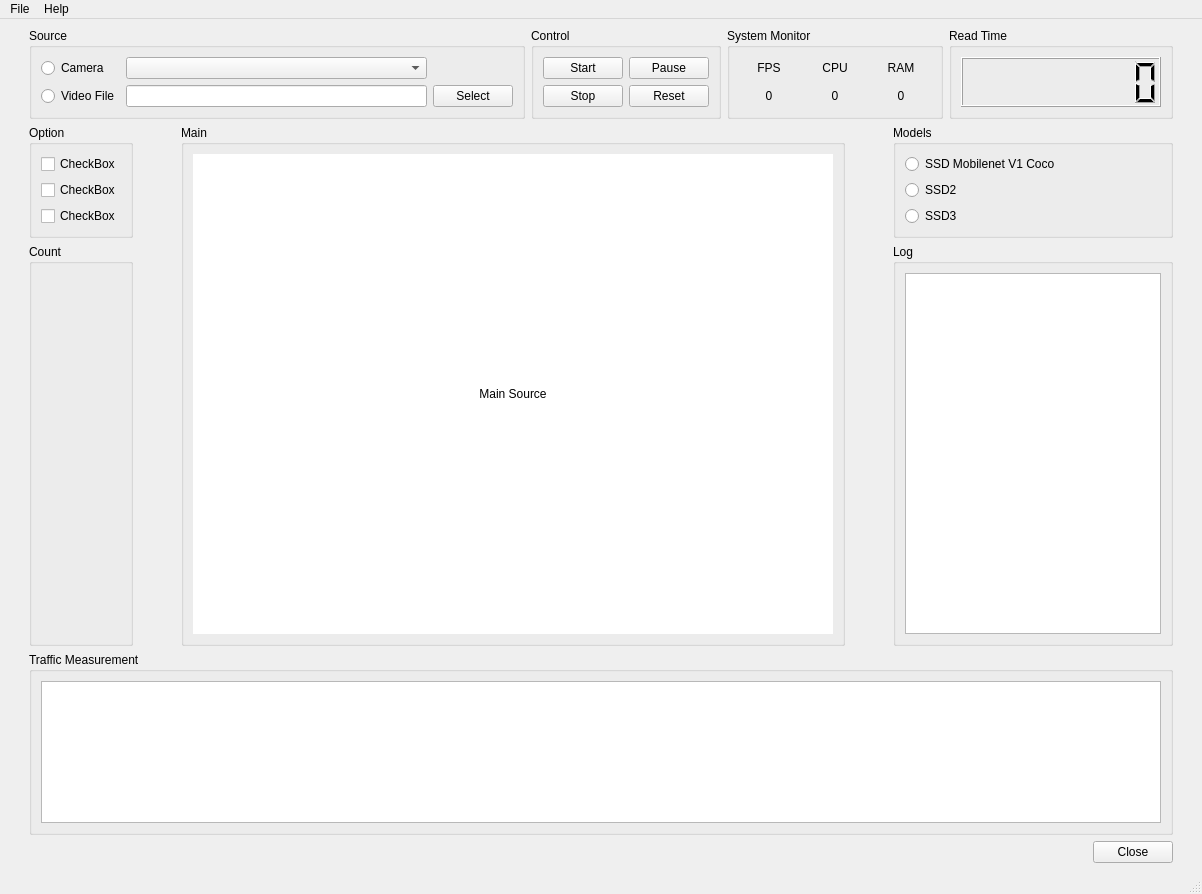
This is MainUI.ui in haiphamcoder/Vehicle-Detection-Tensorflow as Qt 5 draws it before an edit. The edited form follows.
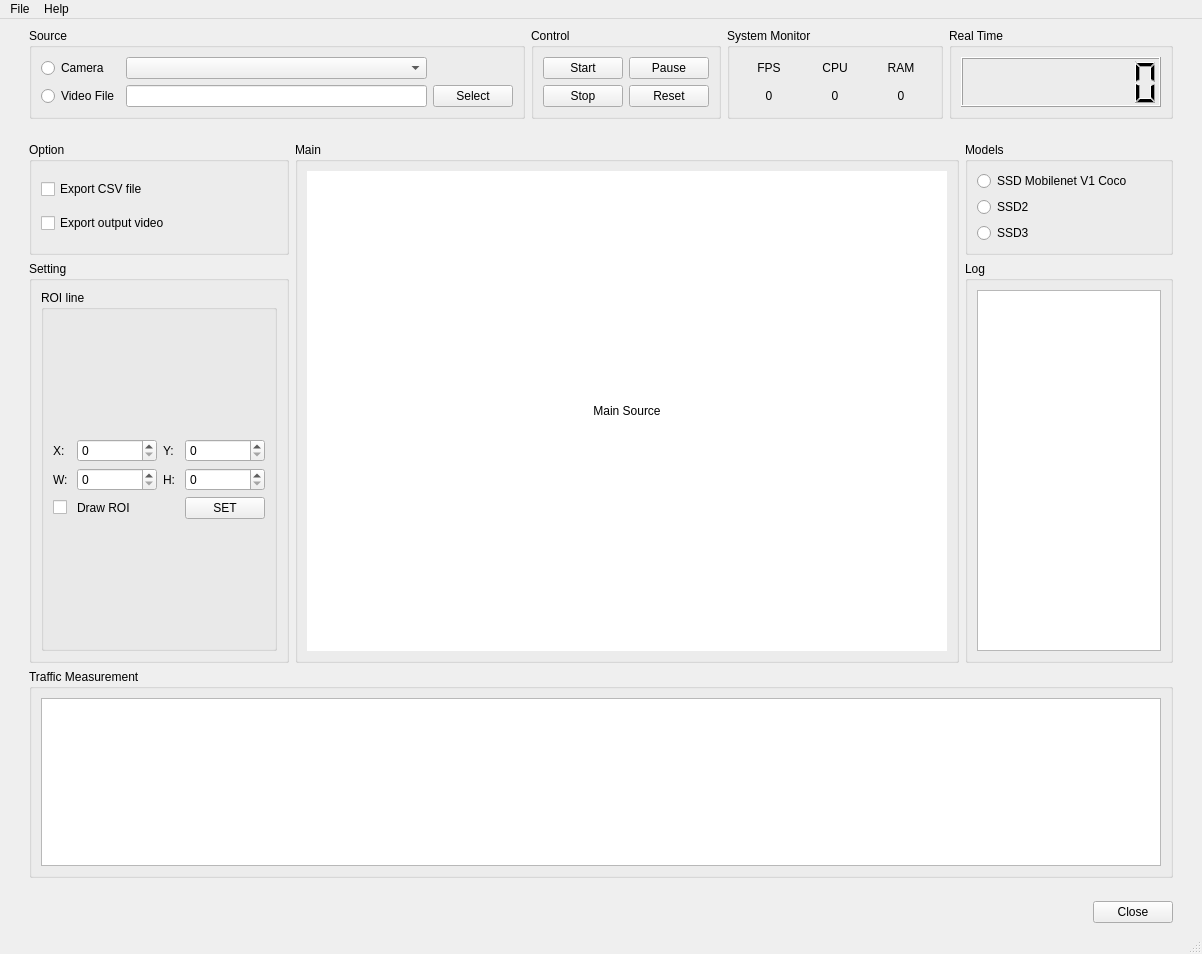
This is the edited form.

```diff
--- a/MainUI.ui
+++ b/MainUI.ui
@@ -7,7 +7,7 @@
     <x>0</x>
     <y>0</y>
     <width>1202</width>
-    <height>894</height>
+    <height>954</height>
    </rect>
   </property>
   <property name="windowTitle">
@@ -146,7 +146,7 @@
        </widget>
       </item>
       <item row="0" column="1">
-       <widget class="QGroupBox" name="groupBox">
+       <widget class="QGroupBox" name="groupSource">
         <property name="title">
          <string>Source</string>
         </property>
@@ -245,7 +245,7 @@
       <item row="0" column="4">
        <widget class="QGroupBox" name="groupBox_4">
         <property name="title">
-         <string>Read Time</string>
+         <string>Real Time</string>
         </property>
         <layout class="QGridLayout" name="gridLayout_8">
          <item row="0" column="0">
@@ -384,21 +384,14 @@
            <item>
             <widget class="QCheckBox" name="checkBox_2">
              <property name="text">
-              <string>CheckBox</string>
+              <string>Export CSV file</string>
              </property>
             </widget>
            </item>
            <item>
             <widget class="QCheckBox" name="checkBox">
              <property name="text">
-              <string>CheckBox</string>
-             </property>
-            </widget>
-           </item>
-           <item>
-            <widget class="QCheckBox" name="checkBox_3">
-             <property name="text">
-              <string>CheckBox</string>
+              <string>Export output video</string>
              </property>
             </widget>
            </item>
@@ -424,9 +417,96 @@
         <item row="4" column="3">
          <widget class="QGroupBox" name="groupBox_5">
           <property name="title">
-           <string>Count</string>
+           <string>Setting</string>
           </property>
-          <layout class="QVBoxLayout" name="verticalLayout"/>
+          <layout class="QGridLayout" name="gridLayout_13">
+           <item row="0" column="0">
+            <widget class="QGroupBox" name="groupBox">
+             <property name="title">
+              <string>ROI line</string>
+             </property>
+             <layout class="QGridLayout" name="gridLayout_15">
+              <item row="0" column="0">
+               <layout class="QGridLayout" name="gridLayout_14">
+                <item row="1" column="2">
+                 <widget class="QLabel" name="label_7">
+                  <property name="text">
+                   <string>H: </string>
+                  </property>
+                 </widget>
+                </item>
+                <item row="0" column="0">
+                 <widget class="QLabel" name="label">
+                  <property name="text">
+                   <string>X: </string>
+                  </property>
+                 </widget>
+                </item>
+                <item row="0" column="3">
+                 <widget class="QSpinBox" name="spinBox_2"/>
+                </item>
+                <item row="1" column="3">
+                 <widget class="QSpinBox" name="spinBox_4"/>
+                </item>
+                <item row="1" column="0">
+                 <widget class="QLabel" name="label_6">
+                  <property name="text">
+                   <string>W: </string>
+                  </property>
+                 </widget>
+                </item>
+                <item row="0" column="2">
+                 <widget class="QLabel" name="label_4">
+                  <property name="text">
+                   <string>Y: </string>
+                  </property>
+                 </widget>
+                </item>
+                <item row="1" column="1">
+                 <widget class="QSpinBox" name="spinBox_3"/>
+                </item>
+                <item row="0" column="1">
+                 <widget class="QSpinBox" name="spinBox"/>
+                </item>
+                <item row="2" column="0">
+                 <widget class="QCheckBox" name="checkBox_3">
+                  <property name="text">
+                   <string/>
+                  </property>
+                 </widget>
+                </item>
+                <item row="2" column="1">
+                 <widget class="QLabel" name="label_8">
+                  <property name="minimumSize">
+                   <size>
+                    <width>80</width>
+                    <height>0</height>
+                   </size>
+                  </property>
+                  <property name="text">
+                   <string>Draw ROI</string>
+                  </property>
+                 </widget>
+                </item>
+                <item row="2" column="3">
+                 <widget class="QPushButton" name="pushButton">
+                  <property name="minimumSize">
+                   <size>
+                    <width>80</width>
+                    <height>0</height>
+                   </size>
+                  </property>
+                  <property name="text">
+                   <string>SET</string>
+                  </property>
+                 </widget>
+                </item>
+               </layout>
+              </item>
+             </layout>
+            </widget>
+           </item>
+          </layout>
          </widget>
         </item>
         <item row="3" column="6">
@@ -449,7 +529,11 @@
           </property>
           <layout class="QGridLayout" name="gridLayout_11">
            <item row="0" column="0">
-            <widget class="QTextEdit" name="txtLog"/>
+            <widget class="QTextEdit" name="txtLog">
+             <property name="readOnly">
+              <bool>true</bool>
+             </property>
+            </widget>
            </item>
           </layout>
          </widget>
```
Left out of the diff: 14 changed lines with no effect on the pictures.
